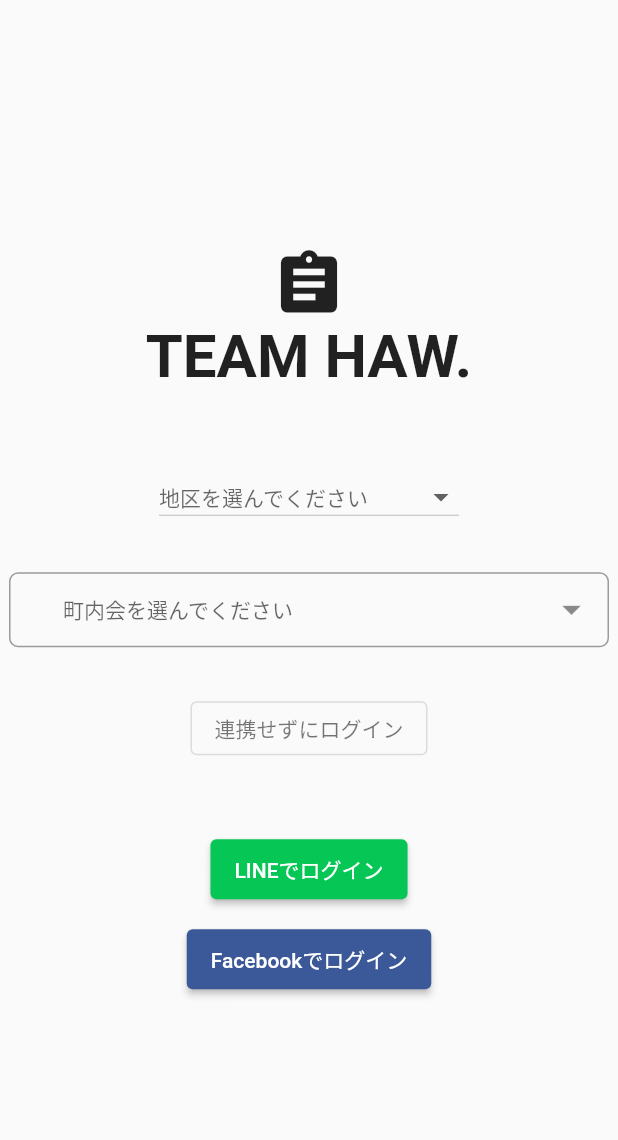
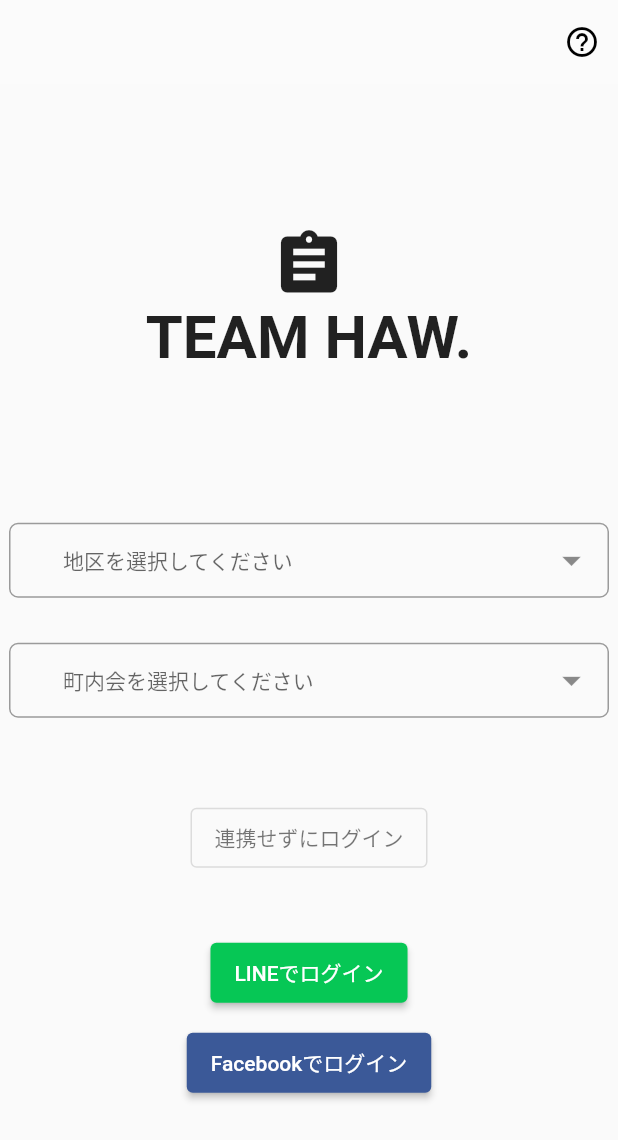
Before and after one commit to team-haw/digital-circulation-board, a Flutter app: the screen it shows after launch, on a phone screen of 412 x 824 dp. Shown: the top 1140 px of the screen. Run offline on Flutter 3.47's test engine with Material 2 defaults, Android fonts, the phone set to English and light mode, and no system bars; drawn by our look-alikes of dropdown_button2.

Commit message:
mock完成

```diff
--- a/frontend/lib/main.dart
+++ b/frontend/lib/main.dart
@@ -30,22 +30,15 @@
 }
 
 class _MyHomePageState extends State<MyHomePage> {
-  final List<String> items = [
-    'Item1',
-    'Item2',
-    'Item3',
-    'Item4',
-    'Item5',
-    'Item6',
-    'Item7',
-    'Item8',
+  final List<String> ereaItems = [
+    '1丁目',
+    '2丁目',
+    '3丁目',
+    '4丁目',
   ];
   String? selectedValue;
 
-  final List<String> genderItems = [
-    'Male',
-    'Female',
-  ];
+  final List<String> teamItems = ['第1班', '第2班', '第3班', '第4班', '第5班'];
 
   String? secondSelectedValue;
 
@@ -54,9 +47,33 @@
   @override
   Widget build(BuildContext context) {
     return Scaffold(
-      /* appBar: AppBar(actions: [
-        IconButton(icon: Icon(Icons.help_outline), onPressed: () {})
-      ]), */
+      appBar: AppBar(elevation: 0, backgroundColor: Colors.white10, actions: [
+        IconButton(
+            color: Colors.black,
+            icon: Icon(Icons.help_outline),
+            onPressed: () {
+              showDialog(
+                context: context,
+                builder: (_) {
+                  return SimpleDialog(
+                    title: Text("このダイアログは説明です"),
+                    children: <Widget>[
+                      Container(
+                          padding: EdgeInsets.symmetric(
+                            horizontal: 100,
+                            vertical: 30,
+                          ),
+                          child: Text(style: TextStyle(), 'ここに説明文が入るリマス')),
+                      SimpleDialogOption(
+                        onPressed: () => Navigator.pop(context),
+                        child: Icon(Icons.close),
+                      ),
+                    ],
+                  );
+                },
+              );
+            })
+      ]),
       body: Center(
         child: Column(
           mainAxisAlignment: MainAxisAlignment.center,
@@ -64,40 +81,62 @@
             Icon(Icons.assignment, size: 50),
             Text('TEAM HAW.',
                 style: TextStyle(fontSize: 40, fontWeight: FontWeight.bold)),
-            const SizedBox(height: 50),
-            DropdownButton2(
-              hint: Text(
-                '地区を選んでください',
-                style: TextStyle(
-                  fontSize: 14,
-                  color: Theme.of(context).hintColor,
-                ),
-              ),
-              items: items
-                  .map((item) => DropdownMenuItem<String>(
-                        value: item,
-                        child: Text(
-                          item,
-                          style: const TextStyle(
-                            fontSize: 14,
-                          ),
-                        ),
-                      ))
-                  .toList(),
-              value: selectedValue,
-              onChanged: (value) {
-                setState(() {
-                  selectedValue = value as String;
-                });
-              },
-              buttonHeight: 40,
-              buttonWidth: 200,
-              itemHeight: 40,
+            const SizedBox(height: 100),
+            SizedBox(
+              width: 400,
+              child: _dropDownList(ereaItems, selectedValue, '地区を選択してください'),
             ),
             const SizedBox(height: 30),
             SizedBox(
               width: 400,
-              child: DropdownButtonFormField2(
+              child: _dropDownList(teamItems, selectedValue, '町内会を選択してください'),
+            ),
+            const SizedBox(height: 60),
+            SizedBox(
+              height: 40,
+              child: OutlinedButton(
+                  onPressed: () {
+                    /* Navigator.push(
+                    context,
+                    MaterialPageRoute(builder: (context) => SubPage()),
+                  ); */
+                  },
+                  child: Text(
+                    '連携せずにログイン',
+                    style: TextStyle(color: Colors.black54),
+                  )),
+            ),
+            const SizedBox(height: 50),
+            _snsButton("LINE", 0xff06c755),
+            const SizedBox(height: 20),
+            _snsButton("Facebook", 0xff3b5998),
+          ],
+        ),
+      ),
+    );
+  }
+}
+
+//影付きのボタンのWidget
+/*
+colorは0x[透明度][R][G][B]と記述
+ex) 0xffffffff -> 真っ白
+*/
+Widget _snsButton(String snsName, int color) {
+  return SizedBox(
+      height: 40,
+      child: ElevatedButton(
+        onPressed: () => {},
+        child: Text('${snsName}でログイン'),
+        style: ButtonStyle(
+            backgroundColor: MaterialStateProperty.all(Color(color))),
+      ));
+}
+
+//カスタマイズ可能なドロップダウンのWidget
+Widget _dropDownList(
+    List<String> itemList, String? selectedValue, String explainText) {
+  return DropdownButtonFormField2(
     decoration: InputDecoration(
       isDense: true,
       contentPadding: EdgeInsets.zero,
@@ -106,8 +145,8 @@
       ),
     ),
     isExpanded: true,
-                hint: const Text(
-                  '町内会を選んでください',
+    hint: Text(
+      '${explainText}',
       style: TextStyle(fontSize: 14),
     ),
     icon: const Icon(
@@ -120,7 +159,7 @@
     dropdownDecoration: BoxDecoration(
       borderRadius: BorderRadius.circular(7),
     ),
-                items: genderItems
+    items: itemList
         .map((item) => DropdownMenuItem<String>(
               value: item,
               child: Text(
@@ -140,44 +179,7 @@
       //Do something when changing the item if you want.
     },
     onSaved: (value) {
-                  secondSelectedValue = value.toString();
+      selectedValue = value.toString();
     },
-              ),
-            ),
-            const SizedBox(height: 30),
-            OutlinedButton(
-                onPressed: () {
-                  Navigator.push(
-                    context,
-                    MaterialPageRoute(builder: (context) => SubPage()),
-                  );
-                },
-                child: Text(
-                  '連携せずにログイン',
-                  style: TextStyle(color: Colors.black54),
-                )),
-            const SizedBox(height: 50),
-            _snsButton("LINE", 0xff06c755),
-            const SizedBox(height: 20),
-            _snsButton("Facebook", 0xff3b5998),
-          ],
-        ),
-      ),
   );
 }
-}
-
-/*
-colorは0x[透明度][R][G][B]と記述
-ex) 0xffffffff -> 真っ白
-*/
-Widget _snsButton(String snsName, int color) {
-  return SizedBox(
-      height: 40,
-      child: ElevatedButton(
-        onPressed: () => {},
-        child: Text('${snsName}でログイン'),
-        style: ButtonStyle(
-            backgroundColor: MaterialStateProperty.all(Color(color))),
-      ));
-}
```
Lines whose indentation alone changed are shown as unchanged.
